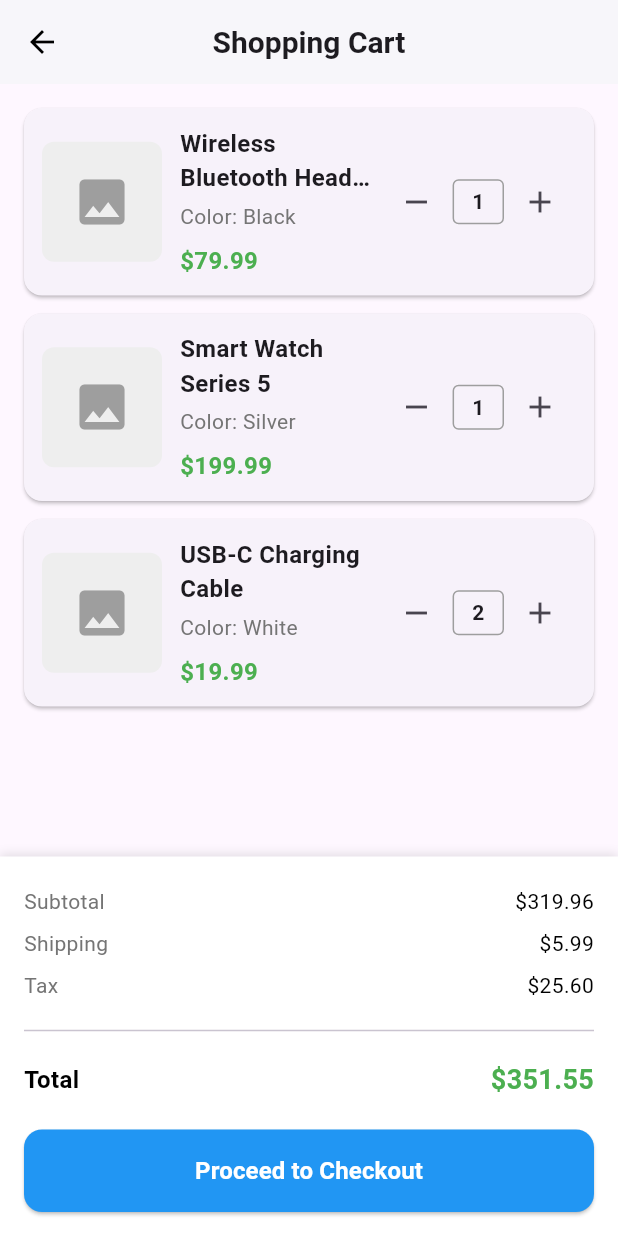
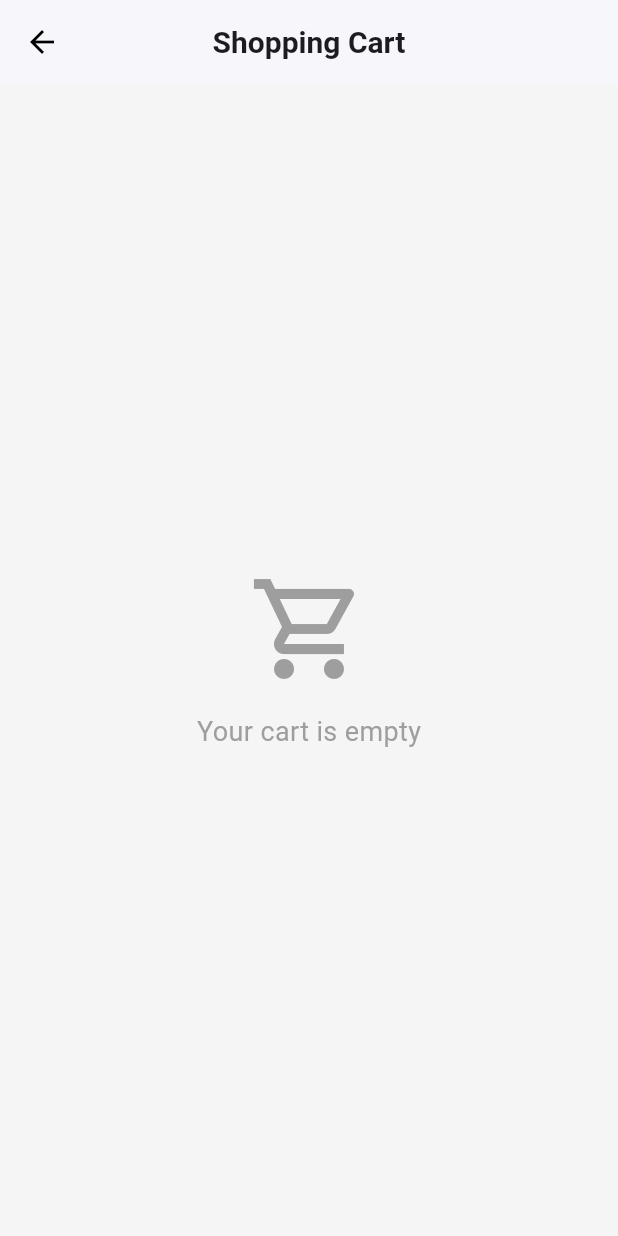
Before and after one commit to bigwave819/city_bite, a Flutter app: the CartPage screen opened directly, on a phone screen of 412 x 824 dp. Run offline on Flutter 3.47's test engine with Material 3 defaults, Android fonts, the phone set to English and light mode, and no system bars.

Commit message:
added the dynamic carts removal adding and the others

```diff
--- a/lib/data/food_data.dart
+++ b/lib/data/food_data.dart
@@ -1,72 +1,146 @@
 import 'package:cityfood/models/food_model.dart';
 import 'package:flutter/material.dart';
+import 'package:collection/collection.dart';
+import 'package:cityfood/models/cart_item.dart';
 
-
-class Restaurant extends ChangeNotifier{
+class Restaurant extends ChangeNotifier {
   final List<FoodModel> foodList = [
     FoodModel(
       name: 'Classic Beef Burger',
       image: 'images/foods/burger-one.jpg',
-    description: 'Juicy beef patty with lettuce, tomato, cheese, and our special sauce.',
+      description:
+          'Juicy beef patty with lettuce, tomato, cheese, and our special sauce.',
       price: 5.99,
       category: FoodCategory.burger,
     ),
     FoodModel(
       name: 'Cheese Lover’s Pizza',
       image: 'images/foods/pizza-one.webp',
-    description: 'Loaded with mozzarella, cheddar, and parmesan for cheese lovers.',
+      description:
+          'Loaded with mozzarella, cheddar, and parmesan for cheese lovers.',
       price: 8.49,
       category: FoodCategory.pizza,
     ),
     FoodModel(
       name: 'Chicken Burrito',
       image: 'images/foods/burrito-one.jpeg',
-    description: 'Grilled chicken, rice, and beans wrapped in a soft flour tortilla.',
+      description:
+          'Grilled chicken, rice, and beans wrapped in a soft flour tortilla.',
       price: 6.75,
       category: FoodCategory.burrito,
     ),
     FoodModel(
       name: 'Double Bacon Burger',
       image: 'images/foods/burger-two.jpeg',
-    description: 'Two beef patties stacked with crispy bacon and melted cheddar cheese.',
+      description:
+          'Two beef patties stacked with crispy bacon and melted cheddar cheese.',
       price: 7.25,
       category: FoodCategory.burger,
     ),
     FoodModel(
       name: 'Pepperoni Feast Pizza',
       image: 'images/foods/pizza-two.jpeg',
-    description: 'Loaded with crispy pepperoni slices and mozzarella on a golden crust.',
+      description:
+          'Loaded with crispy pepperoni slices and mozzarella on a golden crust.',
       price: 9.99,
       category: FoodCategory.pizza,
     ),
     FoodModel(
       name: 'Veggie Burrito',
       image: 'images/foods/burrito-two.jpeg',
-    description: 'Stuffed with beans, corn, peppers, and guacamole for a fresh veggie kick.',
+      description:
+          'Stuffed with beans, corn, peppers, and guacamole for a fresh veggie kick.',
       price: 6.25,
       category: FoodCategory.burrito,
     ),
     FoodModel(
       name: 'BBQ Chicken Pizza',
       image: 'images/foods/pizza-three.jpg',
-    description: 'Sweet and tangy BBQ sauce topped with grilled chicken and onions.',
+      description:
+          'Sweet and tangy BBQ sauce topped with grilled chicken and onions.',
       price: 10.50,
       category: FoodCategory.pizza,
     ),
     FoodModel(
       name: 'Spicy Jalapeño Burger',
       image: 'images/foods/burger-three.jpg',
-    description: 'Hot beef burger topped with jalapeños, pepper jack cheese, and aioli.',
+      description:
+          'Hot beef burger topped with jalapeños, pepper jack cheese, and aioli.',
       price: 6.95,
       category: FoodCategory.burger,
     ),
     FoodModel(
       name: 'Beef Burrito Supreme',
       image: 'images/foods/burrito-three.webp',
-    description: 'Seasoned beef, cheese, rice, and salsa rolled into a soft tortilla.',
+      description:
+          'Seasoned beef, cheese, rice, and salsa rolled into a soft tortilla.',
       price: 7.10,
       category: FoodCategory.burrito,
     ),
   ];
 
+  // cart
+  final List<CartItem> _cart = [];
+
+  // get the copy of the cart items
+  List<CartItem> get cart => List.unmodifiable(_cart);
+
+  //add to cart
+  void addToCart(FoodModel food) {
+    //check the existing foods
+    final existingFood = _cart.firstWhereOrNull(
+      (item) => item.food.name == food.name,
+    );
+
+    if (existingFood != null) {
+      //increase the quantity only
+      existingFood.quantity++;
+    } else {
+      _cart.add(CartItem(food: food, quantity: 1));
     }
+
+    notifyListeners();
+  }
+
+  //remove to cart
+  void removeFromCart(FoodModel food) {
+    _cart.removeWhere((item) => item.food.name == food.name);
+    notifyListeners();
+  }
+
+  //total price of the cart
+  double get totalPrice {
+    return _cart.fold(
+      0.0,
+      (sum, item) => sum + (item.food.price * item.quantity)
+    );
+  }
+
+  //get total number of the Items in the cart
+  int get totalItemInCart {
+    return _cart.fold(0, (sum, item) => sum + item.quantity);
+  }
+
+  // Update quantity
+  void updateQuantity(FoodModel food, int quantity) {
+    final item = _cart.firstWhere(
+      (element) => element.food == food,
+      orElse: () => CartItem(food: food, quantity: 0),
+    );
+
+    if (item.quantity == 0) return; // Item not in cart
+
+    if (quantity <= 0) {
+      _cart.removeWhere((element) => element.food == food);
+    } else {
+      item.quantity = quantity;
+    }
+    notifyListeners();
+  }
+
+  //clear the whole cart
+  void clearCart() {
+    _cart.clear();
+    notifyListeners();
+  }
+}
--- /dev/null
+++ b/lib/models/cart_item.dart
@@ -0,0 +1,8 @@
+import 'package:cityfood/models/food_model.dart';
+
+class CartItem {
+  FoodModel food;
+  int quantity;
+
+  CartItem({required this.food, required this.quantity});
+}
--- a/lib/pages/cart_page.dart
+++ b/lib/pages/cart_page.dart
@@ -1,89 +1,38 @@
 import 'package:flutter/material.dart';
+import 'package:provider/provider.dart';
+import '../data/food_data.dart';
 
-class CartPage extends StatefulWidget {
+class CartPage extends StatelessWidget {
   const CartPage({super.key});
-
-  @override
-  State<CartPage> createState() => _CartPageState();
-}
-
-class _CartPageState extends State<CartPage> {
-  // Hardcoded cart items
-  final List<Map<String, dynamic>> _cartItems = [
-    {
-      'id': 1,
-      'name': 'Wireless Bluetooth Headphones',
-      'price': 79.99,
-      'quantity': 1,
-      'image': 'assets/images/headphones.jpg',
-      'color': 'Black',
-    },
-    {
-      'id': 2,
-      'name': 'Smart Watch Series 5',
-      'price': 199.99,
-      'quantity': 1,
-      'image': 'assets/images/smartwatch.jpg',
-      'color': 'Silver',
-    },
-    {
-      'id': 3,
-      'name': 'USB-C Charging Cable',
-      'price': 19.99,
-      'quantity': 2,
-      'image': 'assets/images/cable.jpg',
-      'color': 'White',
-    },
-  ];
-
-  // Hardcoded prices
-  final double _shippingFee = 5.99;
-  final double _taxRate = 0.08; // 8%
-
-  void _updateQuantity(int index, int newQuantity) {
-    setState(() {
-      if (newQuantity > 0) {
-        _cartItems[index]['quantity'] = newQuantity;
-      } else {
-        _cartItems.removeAt(index);
-      }
-    });
-  }
-
-  double get _subtotal {
-    return _cartItems.fold(0, (sum, item) => sum + (item['price'] * item['quantity']));
-  }
-
-  double get _tax {
-    return _subtotal * _taxRate;
-  }
-
-  double get _total {
-    return _subtotal + _shippingFee + _tax;
-  }
 
   @override
   Widget build(BuildContext context) {
     return Scaffold(
+      backgroundColor: Colors.grey[100],
       appBar: AppBar(
         title: const Text(
           'Shopping Cart',
-          style: TextStyle(
-            fontWeight: FontWeight.bold,
-            fontSize: 20,
-          ),
+          style: TextStyle(fontWeight: FontWeight.bold, fontSize: 20),
         ),
         centerTitle: true,
         backgroundColor: Colors.white,
         elevation: 1,
         iconTheme: const IconThemeData(color: Colors.black),
       ),
-      body: Column(
-        children: [
-          // Cart items list
-          Expanded(
-            child: _cartItems.isEmpty
-                ? const Center(
+      body: Consumer<Restaurant>(
+        builder: (context, cartProvider, child) {
+          final cartItems = cartProvider.cart;
+          final shippingFee = 5.99;
+          final taxRate = 0.08;
+          final subtotal = cartItems.fold(
+            0.0,
+            (sum, item) => sum + (item.food.price * item.quantity),
+          );
+          final tax = subtotal * taxRate;
+          final total = subtotal + tax + shippingFee;
+
+          if (cartItems.isEmpty) {
+            return const Center(
               child: Column(
                 mainAxisAlignment: MainAxisAlignment.center,
                 children: [
@@ -95,46 +44,51 @@ class _CartPageState extends State<CartPage> {
                   SizedBox(height: 16),
                   Text(
                     'Your cart is empty',
-                          style: TextStyle(
-                            fontSize: 18,
-                            color: Colors.grey,
-                          ),
+                    style: TextStyle(fontSize: 18, color: Colors.grey),
                   ),
                 ],
               ),
-                  )
-                : ListView.builder(
+            );
+          }
+
+          return Column(
+            children: [
+              Expanded(
+                child: ListView.builder(
                   padding: const EdgeInsets.all(16),
-                    itemCount: _cartItems.length,
+                  itemCount: cartItems.length,
                   itemBuilder: (context, index) {
-                      final item = _cartItems[index];
+                    final item = cartItems[index];
                     return Card(
-                        margin: const EdgeInsets.only(bottom: 12),
+                      elevation: 4,
+                      shape: RoundedRectangleBorder(
+                        borderRadius: BorderRadius.circular(12),
+                      ),
+                      margin: const EdgeInsets.only(bottom: 16),
                       child: Padding(
                         padding: const EdgeInsets.all(12),
                         child: Row(
                           children: [
-                              // Product image placeholder
+                            // Product image
                             Container(
                               width: 80,
                               height: 80,
                               decoration: BoxDecoration(
-                                  color: Colors.grey[200],
-                                  borderRadius: BorderRadius.circular(8),
+                                borderRadius: BorderRadius.circular(12),
+                                image: DecorationImage(
+                                  image: AssetImage(item.food.image),
+                                  fit: BoxFit.cover,
                                 ),
-                                child: const Icon(
-                                  Icons.image,
-                                  color: Colors.grey,
-                                  size: 40,
                               ),
                             ),
                             const SizedBox(width: 12),
+                            // Product details
                             Expanded(
                               child: Column(
                                 crossAxisAlignment: CrossAxisAlignment.start,
                                 children: [
                                   Text(
-                                      item['name'],
+                                    item.food.name,
                                     style: const TextStyle(
                                       fontWeight: FontWeight.bold,
                                       fontSize: 16,
@@ -144,7 +98,7 @@ class _CartPageState extends State<CartPage> {
                                   ),
                                   const SizedBox(height: 4),
                                   Text(
-                                      'Color: ${item['color']}',
+                                    item.food.category.name,
                                     style: TextStyle(
                                       color: Colors.grey[600],
                                       fontSize: 14,
@@ -152,7 +106,7 @@ class _CartPageState extends State<CartPage> {
                                   ),
                                   const SizedBox(height: 8),
                                   Text(
-                                      '\$${item['price'].toStringAsFixed(2)}',
+                                    '\$${item.food.price.toStringAsFixed(2)}',
                                     style: const TextStyle(
                                       fontWeight: FontWeight.bold,
                                       fontSize: 16,
@@ -166,31 +120,29 @@ class _CartPageState extends State<CartPage> {
                             Row(
                               children: [
                                 IconButton(
-                                    icon: const Icon(Icons.remove),
-                                    onPressed: () {
-                                      _updateQuantity(index, item['quantity'] - 1);
-                                    },
-                                    padding: const EdgeInsets.all(4),
+                                  icon: const Icon(Icons.remove_circle_outline),
+                                  color: Colors.red,
+                                  onPressed:
+                                      () => cartProvider.updateQuantity(
+                                        item.food,
+                                        item.quantity - 1,
                                       ),
-                                  Container(
-                                    padding: const EdgeInsets.symmetric(horizontal: 12, vertical: 4),
-                                    decoration: BoxDecoration(
-                                      border: Border.all(color: Colors.grey),
-                                      borderRadius: BorderRadius.circular(4),
                                 ),
-                                    child: Text(
-                                      item['quantity'].toString(),
+                                Text(
+                                  item.quantity.toString(),
                                   style: const TextStyle(
                                     fontWeight: FontWeight.bold,
-                                      ),
+                                    fontSize: 16,
                                   ),
                                 ),
                                 IconButton(
-                                    icon: const Icon(Icons.add),
-                                    onPressed: () {
-                                      _updateQuantity(index, item['quantity'] + 1);
-                                    },
-                                    padding: const EdgeInsets.all(4),
+                                  icon: const Icon(Icons.add_circle_outline),
+                                  color: Colors.green,
+                                  onPressed:
+                                      () => cartProvider.updateQuantity(
+                                        item.food,
+                                        item.quantity + 1,
+                                      ),
                                 ),
                               ],
                             ),
@@ -201,8 +153,7 @@ class _CartPageState extends State<CartPage> {
                   },
                 ),
               ),
-          // Order summary
-          if (_cartItems.isNotEmpty)
+              // Order summary & checkout
               Container(
                 padding: const EdgeInsets.all(16),
                 decoration: BoxDecoration(
@@ -217,43 +168,34 @@ class _CartPageState extends State<CartPage> {
                 ),
                 child: Column(
                   children: [
-                  _buildSummaryRow('Subtotal', _subtotal),
-                  _buildSummaryRow('Shipping', _shippingFee),
-                  _buildSummaryRow('Tax', _tax),
-                  const SizedBox(height: 8),
-                  const Divider(),
-                  const SizedBox(height: 8),
-                  _buildSummaryRow(
-                    'Total',
-                    _total,
-                    isTotal: true,
-                  ),
+                    _buildSummaryRow('Subtotal', subtotal),
+                    _buildSummaryRow('Shipping', shippingFee),
+                    _buildSummaryRow('Tax', tax),
+                    const Divider(height: 24, thickness: 1),
+                    _buildSummaryRow('Total', total, isTotal: true),
                     const SizedBox(height: 16),
                     SizedBox(
                       width: double.infinity,
                       child: ElevatedButton(
                         onPressed: () {
-                        // Checkout action
                           ScaffoldMessenger.of(context).showSnackBar(
                             const SnackBar(
                               content: Text('Proceeding to checkout...'),
-                            duration: Duration(seconds: 2),
                             ),
                           );
                         },
                         style: ElevatedButton.styleFrom(
-                        backgroundColor: Colors.blue,
+                          backgroundColor: Colors.blueAccent,
                           padding: const EdgeInsets.symmetric(vertical: 16),
                           shape: RoundedRectangleBorder(
                             borderRadius: BorderRadius.circular(12),
                           ),
                         ),
                         child: const Text(
-                        'Proceed to Checkout',
+                          'Checkout Now',
                           style: TextStyle(
                             fontSize: 16,
                             fontWeight: FontWeight.bold,
-                          color: Colors.white,
                           ),
                         ),
                       ),
@@ -262,6 +204,8 @@ class _CartPageState extends State<CartPage> {
                 ),
               ),
             ],
+          );
+        },
       ),
     );
   }
--- a/pubspec.yaml
+++ b/pubspec.yaml
@@ -35,6 +35,7 @@ dependencies:
   # Use with the CupertinoIcons class for iOS style icons.
   cupertino_icons: ^1.0.8
   provider: ^6.1.2
+  collection: ^1.19.0
 
 dev_dependencies:
   flutter_test:
```
Also changed, not shown: lib/pages/food_details.dart (+34 -24 lines), lib/pages/login_pages.dart (+48 -14 lines), pubspec.lock. Lines whose indentation alone changed are shown as unchanged.
